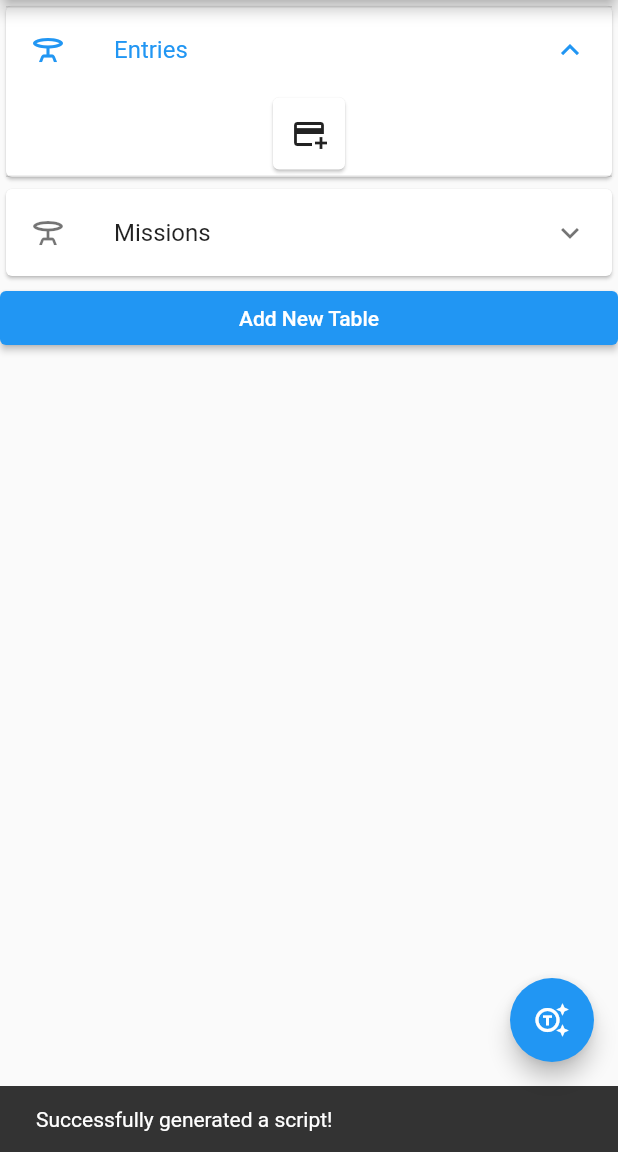
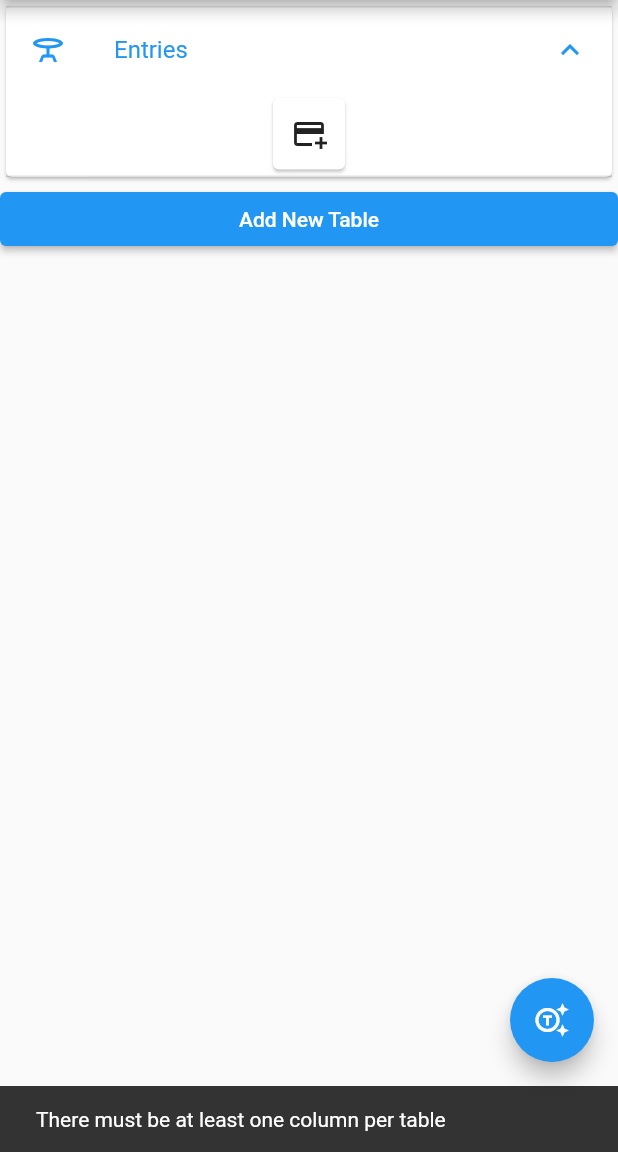
Before and after one commit to JFujitaD/Database-Patcher, a Flutter app: the screen it shows after launch, after a tap on "Entries", after a tap on the "generating tokens" icon, on a phone screen of 412 x 824 dp, the part 84-1236 px from its top. Run offline on Flutter 3.47's test engine with Material 2 defaults, Android fonts, the phone set to English and light mode, and no system bars.

Commit message:
Data Visualization

```diff
--- /dev/null
+++ b/lib/components/app_bar_builder.dart
@@ -0,0 +1,11 @@
+import 'package:flutter/material.dart';
+
+import '../utils/constants.dart';
+
+class AppBarBuilder {
+  AppBarBuilder._();
+
+  static AppBar buildAppBar() => AppBar(
+    title: const Text(Constants.appName),
+  );
+}
--- a/lib/pages/home_page.dart
+++ b/lib/pages/home_page.dart
@@ -2,11 +2,13 @@ import 'package:flutter/material.dart';
 
 import '../utils/constants.dart';
 import '../utils/script_generator.dart';
-import '../dialogs/dialog_builder.dart';
+import '../components/dialog_builder.dart';
 import '../models/database_table.dart';
 import '../models/database_column.dart';
 import '../models/column_operations.dart';
 import '../models/data_types.dart';
+import '../pages/script_page.dart';
+import '../components/app_bar_builder.dart';
 
 class HomePage extends StatefulWidget {
   const HomePage({super.key});
@@ -20,7 +22,6 @@ class _HomePageState extends State<HomePage> {
   final tableTextEditingController = TextEditingController();
   List<DatabaseTable> tables = [
     DatabaseTable(name: 'Entries'),
-    DatabaseTable(name: 'Missions'),
   ];
 
   void addTable(DatabaseTable newTable) {
@@ -74,22 +75,19 @@ class _HomePageState extends State<HomePage> {
   @override
   Widget build(BuildContext context) {
     return Scaffold(
-      appBar: buildAppBar(),
+      appBar: AppBarBuilder.buildAppBar(),
       floatingActionButton: buildFloatingActionButton(),
       body: buildListView(context),
     );
   }
 
-  AppBar buildAppBar() => AppBar(
-    title: const Text(Constants.appName),
-  );
-
   FloatingActionButton buildFloatingActionButton() => FloatingActionButton(
     onPressed: () {
       var response = ScriptGenerator.tryGenerateScript(tables);
       if (response == '') {
-         ScaffoldMessenger.of(context).showSnackBar(const SnackBar(
-          content: Text('Successfully generated a script!'),
+        String script = ScriptGenerator.generateScript(tables);
+        Navigator.of(context).push(MaterialPageRoute(
+          builder:(context) => ScriptPage(script: script,),
         ));
       } else {
         ScaffoldMessenger.of(context).showSnackBar(SnackBar(
--- a/lib/utils/script_generator.dart
+++ b/lib/utils/script_generator.dart
@@ -10,9 +10,15 @@ class ScriptGenerator {
   static const missingDataType = 'Data Type must be chosen for each column with the ADD or MODIFY operation';
   static const missingNewColumnName = 'New Name must be chosen for each column with the MODIFY operation';
   static const missingDefaultValue = 'Default Value must be chosen for each column with the ADD operation';
+  static const missingColumns = 'There must be at least one column per table';
 
   static String tryGenerateScript(List<DatabaseTable> tables) {
     for (var table in tables) {
+      // Check for at least one column in table
+      if (table.columns.isEmpty) {
+        return missingColumns;
+      }
+
       for (var column in table.columns) {
         // Check for column operation
         if (column.columnOperation == ColumnOperations.none) {
@@ -45,7 +51,7 @@ class ScriptGenerator {
     return '';
   }
 
-  static void generateScript(List<DatabaseTable> tables) {
+  static String generateScript(List<DatabaseTable> tables) {
     StringBuffer stringBuffer = StringBuffer();
 
     for(var table in tables) {
@@ -73,6 +79,6 @@ class ScriptGenerator {
       }
     }
 
-    print(stringBuffer.toString());
+    return stringBuffer.toString();
   }
 }
```
Also changed, not shown: lib/pages/script_page.dart (added, +17 -0 lines), lib/components/dialog_builder.dart (renamed from lib/dialogs/dialog_builder.dart).
